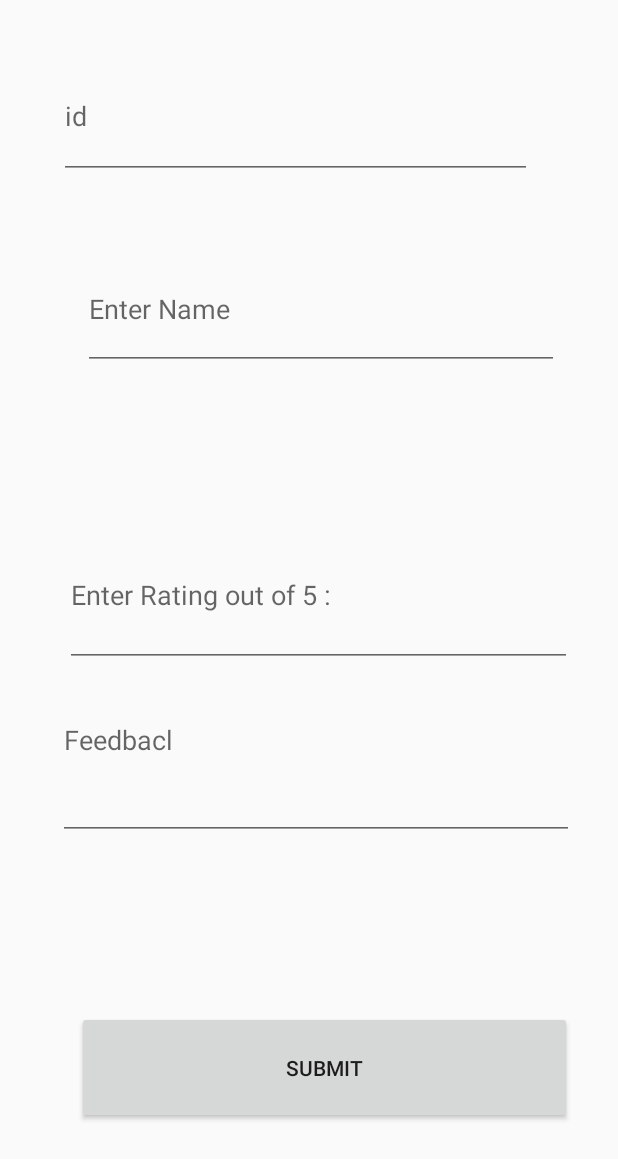
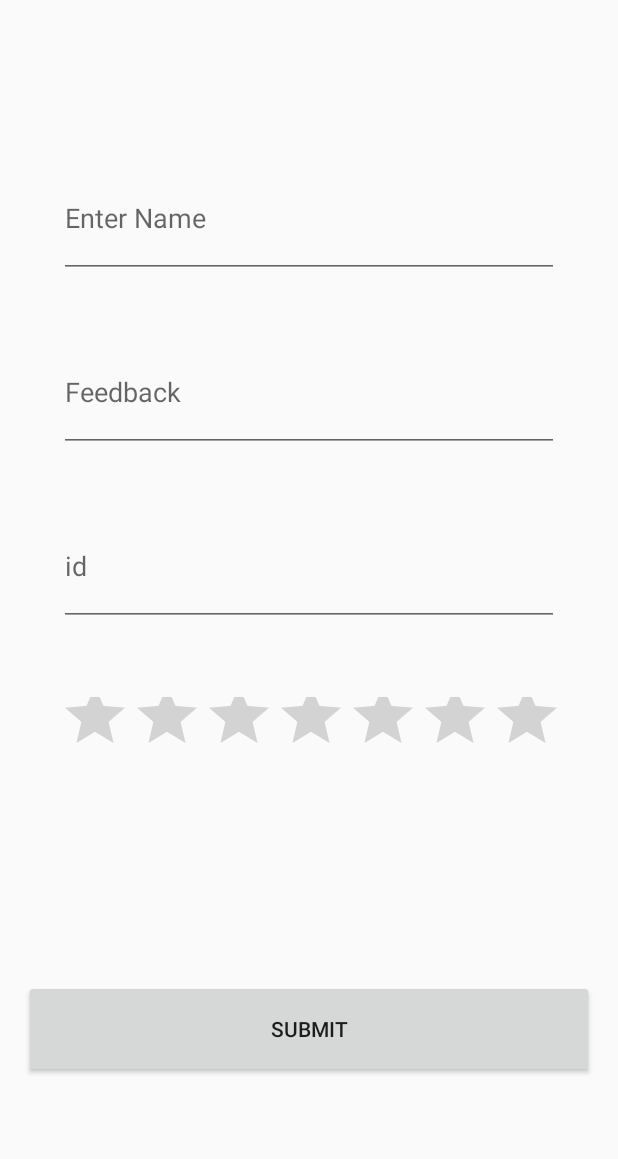
Before and after one commit to 2tanayk/Kodewiz_TSECHackathon_11, an Android app: the fragment FeedbackFragment placed in its activity, on a phone screen of 412 x 824 dp. Shown: the top 1159 px of the screen. Run offline under Robolectric (Android 15) with nearby library versions, the light colour scheme and no system bars; 1 statement that could not run was skipped.

Commit message:
minor UI changes

```diff
--- a/app/src/main/java/com/edu4sure/myerp/mysqldatabase.java
+++ b/app/src/main/java/com/edu4sure/myerp/mysqldatabase.java
@@ -21,7 +21,7 @@ public class mysqldatabase extends SQLiteOpenHelper {
         database.execSQL("INSERT INTO ORDERS VALUES(2,500000,60,1,'DONE',2)");
 
         database.execSQL(" Create table if not exists Products(Product_id INT(1000),ProductName VARCHAR(50),Qauntity INT(100),Price Double(10,1))");
-       // database.execSQL("INSERT INTO `Products` VALUES (1,'LAPTOP',70,500000), (2,'IPHONE',49,100000), (3,'ANDROID PHONE',38,25000), (4,'NOKIA',90,3400), (5,'WASHING MACHINE',94,33000), (6,'TV',14,20000), (7,'SMART TV',98,20), (8,'MOUSE',26,740);");
+        database.execSQL("INSERT INTO `Products` VALUES (1,'LAPTOP',70,500000), (2,'IPHONE',49,100000), (3,'ANDROID PHONE',38,25000), (4,'NOKIA',90,3400), (5,'WASHING MACHINE',94,33000), (6,'TV',14,20000), (7,'SMART TV',98,20), (8,'MOUSE',26,740);");
 
         database.execSQL(" Create table if not exists Customers(Customer_id INT(1000),CustomerName VARCHAR(50),CustomerAddres VARCHAR(5000),Phonenumber LONGINT(1000000))");
         database.execSQL("INSERT INTO Customers VALUES(1,'TANAY','KANDIVALI',9833275839)");
--- a/app/src/main/res/layout/custom.xml
+++ b/app/src/main/res/layout/custom.xml
@@ -26,7 +26,8 @@
                 android:layout_width="match_parent"
                 android:layout_height="wrap_content"
                 android:hint="Status"
-                android:singleLine="true" />
+                android:singleLine="true"
+                android:textColor="#50C878"/>
         </com.google.android.material.textfield.TextInputLayout>
 
 
--- a/app/src/main/res/layout/fragment_feedback.xml
+++ b/app/src/main/res/layout/fragment_feedback.xml
@@ -1,6 +1,7 @@
 <?xml version="1.0" encoding="utf-8"?>
-<RelativeLayout
+<androidx.constraintlayout.widget.ConstraintLayout
     xmlns:android="http://schemas.android.com/apk/res/android"
+    xmlns:app="http://schemas.android.com/apk/res-auto"
     xmlns:tools="http://schemas.android.com/tools"
     android:orientation="vertical"
     android:layout_width="match_parent"
@@ -8,83 +9,71 @@
 
     <EditText
         android:id="@+id/name23"
-        android:layout_width="347dp"
-        android:layout_height="81dp"
-        android:layout_above="@+id/phone_Number"
-        android:layout_alignParentStart="true"
-        android:layout_alignParentTop="true"
-        android:layout_alignParentEnd="true"
-        android:layout_marginStart="40dp"
-        android:layout_marginLeft="24dp"
-        android:layout_marginTop="150dp"
+        android:layout_width="match_parent"
+        android:layout_height="80dp"
+        android:layout_marginStart="24dp"
+        android:layout_marginTop="90dp"
         android:layout_marginEnd="24dp"
-        android:layout_marginRight="24dp"
+        android:layout_marginBottom="18dp"
         android:hint="Enter Name"
-        android:visibility="visible" />
+        app:layout_constraintBottom_toTopOf="@+id/fId"
+        app:layout_constraintEnd_toEndOf="parent"
+        app:layout_constraintStart_toStartOf="parent"
+        app:layout_constraintTop_toTopOf="parent" />
 
     <EditText
         android:id="@+id/customerId"
-        android:layout_width="345dp"
-        android:layout_height="84dp"
-        android:layout_above="@+id/address"
-        android:layout_alignParentStart="true"
-        android:layout_alignParentTop="true"
-        android:layout_alignParentEnd="true"
+        android:layout_width="match_parent"
+        android:layout_height="80dp"
         android:layout_marginStart="24dp"
-        android:layout_marginLeft="24dp"
-        android:layout_marginTop="20dp"
-        android:layout_marginEnd="42dp"
-        android:layout_marginRight="24dp"
+        android:layout_marginTop="18dp"
+        android:layout_marginEnd="24dp"
+        android:layout_marginBottom="18dp"
         android:hint="id"
-        android:visibility="visible" />
+        app:layout_constraintBottom_toTopOf="@+id/feedback"
+        app:layout_constraintEnd_toEndOf="parent"
+        app:layout_constraintStart_toStartOf="parent"
+        app:layout_constraintTop_toBottomOf="@+id/fId" />
 
     <EditText
         android:id="@+id/fId"
-        android:layout_width="wrap_content"
-        android:layout_height="wrap_content"
-        android:layout_above="@id/button56"
-        android:layout_below="@id/customerId"
-        android:layout_alignTop="@+id/name23"
-        android:layout_alignParentStart="true"
-        android:layout_alignParentEnd="true"
-        android:layout_marginStart="23dp"
-        android:layout_marginLeft="24dp"
-        android:layout_marginTop="262dp"
-        android:layout_marginEnd="14dp"
-        android:layout_marginRight="24dp"
-        android:layout_marginBottom="94dp"
-        android:hint="Feedbacl"
-        android:visibility="visible" />
+        android:layout_width="match_parent"
+        android:layout_height="80dp"
+        android:layout_marginStart="24dp"
+        android:layout_marginTop="18dp"
+        android:layout_marginEnd="24dp"
+        android:layout_marginBottom="18dp"
+        android:hint="Feedback"
+        app:layout_constraintBottom_toTopOf="@+id/customerId"
+        app:layout_constraintEnd_toEndOf="parent"
+        app:layout_constraintStart_toStartOf="parent"
+        app:layout_constraintTop_toBottomOf="@+id/name23" />
 
-    <EditText
+    <RatingBar
 
         android:id="@+id/feedback"
-        android:layout_width="368dp"
-        android:layout_height="95dp"
-        android:layout_above="@+id/button56"
-        android:layout_alignParentStart="true"
-        android:layout_alignParentEnd="true"
-        android:layout_marginStart="28dp"
-        android:layout_marginLeft="24dp"
-        android:layout_marginEnd="15dp"
-        android:layout_marginRight="24dp"
-        android:layout_marginBottom="209dp"
-        android:hint="Enter Rating out of 5 :"
-        android:inputType="number"
-        android:visibility="visible" />
+        android:layout_width="match_parent"
+        android:layout_height="80dp"
+        android:layout_marginStart="24dp"
+        android:layout_marginTop="18dp"
+        android:layout_marginEnd="24dp"
+        android:layout_marginBottom="80dp"
+        app:layout_constraintBottom_toTopOf="@+id/button56"
+        app:layout_constraintEnd_toEndOf="parent"
+        app:layout_constraintStart_toStartOf="parent"
+        app:layout_constraintTop_toBottomOf="@+id/customerId" />
 
     <Button
         android:id="@+id/button56"
-        android:layout_width="360dp"
-        android:layout_height="75dp"
-        android:layout_alignParentStart="true"
-        android:layout_alignParentEnd="true"
-        android:layout_alignParentBottom="true"
-        android:layout_marginStart="36dp"
-        android:layout_marginLeft="24dp"
-        android:layout_marginTop="20dp"
-        android:layout_marginEnd="15dp"
-        android:layout_marginRight="24dp"
-        android:layout_marginBottom="59dp"
-        android:text="Submit" />
-</RelativeLayout>
+        android:layout_width="380dp"
+        android:layout_height="0dp"
+        android:layout_marginStart="24dp"
+        android:layout_marginTop="40dp"
+        android:layout_marginEnd="24dp"
+        android:layout_marginBottom="90dp"
+        android:text="Submit"
+        app:layout_constraintBottom_toBottomOf="parent"
+        app:layout_constraintEnd_toEndOf="parent"
+        app:layout_constraintStart_toStartOf="parent"
+        app:layout_constraintTop_toBottomOf="@+id/feedback" />
+</androidx.constraintlayout.widget.ConstraintLayout>
--- a/app/src/main/res/layout/nav_header.xml
+++ b/app/src/main/res/layout/nav_header.xml
@@ -3,7 +3,7 @@
     android:id="@+id/NavLL"
     android:layout_width="match_parent"
     android:layout_height="176dp"
-    android:background="#03A9F4"
+    android:background="#50C878"
     android:gravity="bottom"
     android:padding="16dp"
     android:theme="@style/ThemeOverlay.AppCompat.Dark"
```
Also changed, not shown: app/src/main/res/layout/activity_main.xml (+14 -1 lines), app/src/main/res/layout/activity_products.xml (+34 -9 lines), app/src/main/res/layout/fragment_editprofile.xml (+36 -23 lines), app/src/main/res/layout/fragment_orders.xml (+18 -12 lines), app/src/main/res/layout/multitable.xml (+5 -3 lines), app/src/main/res/layout/orderstablelist.xml (+17 -11 lines), app/src/main/res/layout/producttable.xml (+8 -6 lines).
